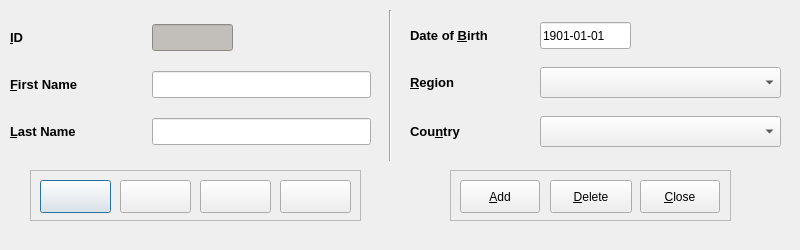
Old version of the form code/pyqt/gui/referee_entry.ui in the repository soccermetrics/marcotti-desktop.
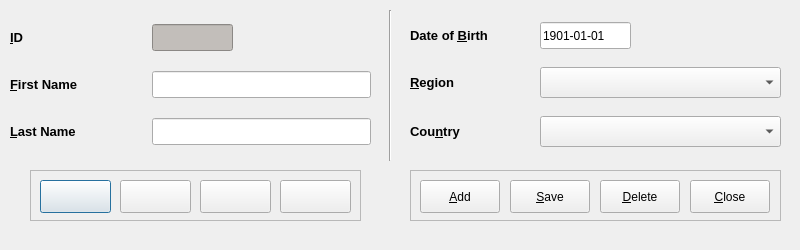
New version of the form. Icons and pictures are not drawn.

Commit message: Added Save button to UIs, rebuilt autocoded Python files (#13)

```diff
--- a/code/pyqt/gui/referee_entry.ui
+++ b/code/pyqt/gui/referee_entry.ui
@@ -163,73 +163,6 @@
     </property>
    </widget>
   </widget>
-  <widget class="QFrame" name="frame">
-   <property name="geometry">
-    <rect>
-     <x>450</x>
-     <y>170</y>
-     <width>281</width>
-     <height>51</height>
-    </rect>
-   </property>
-   <property name="frameShape">
-    <enum>QFrame::StyledPanel</enum>
-   </property>
-   <property name="frameShadow">
-    <enum>QFrame::Raised</enum>
-   </property>
-   <widget class="QPushButton" name="addEntry">
-    <property name="geometry">
-     <rect>
-      <x>10</x>
-      <y>10</y>
-      <width>80</width>
-      <height>33</height>
-     </rect>
-    </property>
-    <property name="text">
-     <string>&amp;Add</string>
-    </property>
-    <property name="icon">
-     <iconset resource="fmrd_resources.qrc">
-      <normaloff>:/images/add.png</normaloff>:/images/add.png</iconset>
-    </property>
-   </widget>
-   <widget class="QPushButton" name="deleteEntry">
-    <property name="geometry">
-     <rect>
-      <x>100</x>
-      <y>10</y>
-      <width>82</width>
-      <height>33</height>
-     </rect>
-    </property>
-    <property name="text">
-     <string>&amp;Delete</string>
-    </property>
-    <property name="icon">
-     <iconset resource="fmrd_resources.qrc">
-      <normaloff>:/images/delete.png</normaloff>:/images/delete.png</iconset>
-    </property>
-   </widget>
-   <widget class="QPushButton" name="closeButton">
-    <property name="geometry">
-     <rect>
-      <x>190</x>
-      <y>10</y>
-      <width>80</width>
-      <height>33</height>
-     </rect>
-    </property>
-    <property name="text">
-     <string>&amp;Close</string>
-    </property>
-    <property name="icon">
-     <iconset resource="fmrd_resources.qrc">
-      <normaloff>:/images/quit.png</normaloff>:/images/quit.png</iconset>
-    </property>
-   </widget>
-  </widget>
   <widget class="Line" name="line">
    <property name="geometry">
     <rect>
@@ -468,6 +401,156 @@
     </item>
    </layout>
   </widget>
+  <widget class="QFrame" name="frame">
+   <property name="geometry">
+    <rect>
+     <x>410</x>
+     <y>170</y>
+     <width>371</width>
+     <height>51</height>
+    </rect>
+   </property>
+   <property name="frameShape">
+    <enum>QFrame::StyledPanel</enum>
+   </property>
+   <property name="frameShadow">
+    <enum>QFrame::Raised</enum>
+   </property>
+   <widget class="QPushButton" name="addEntry">
+    <property name="geometry">
+     <rect>
+      <x>10</x>
+      <y>10</y>
+      <width>80</width>
+      <height>33</height>
+     </rect>
+    </property>
+    <property name="minimumSize">
+     <size>
+      <width>80</width>
+      <height>33</height>
+     </size>
+    </property>
+    <property name="maximumSize">
+     <size>
+      <width>80</width>
+      <height>33</height>
+     </size>
+    </property>
+    <property name="toolTip">
+     <string>Add Entry</string>
+    </property>
+    <property name="text">
+     <string>&amp;Add</string>
+    </property>
+    <property name="icon">
+     <iconset resource="fmrd_resources.qrc">
+      <normaloff>:/images/add.png</normaloff>:/images/add.png</iconset>
+    </property>
+   </widget>
+   <widget class="QPushButton" name="saveEntry">
+    <property name="geometry">
+     <rect>
+      <x>100</x>
+      <y>10</y>
+      <width>80</width>
+      <height>33</height>
+     </rect>
+    </property>
+    <property name="minimumSize">
+     <size>
+      <width>80</width>
+      <height>33</height>
+     </size>
+    </property>
+    <property name="maximumSize">
+     <size>
+      <width>80</width>
+      <height>33</height>
+     </size>
+    </property>
+    <property name="toolTip">
+     <string>Delete Entry</string>
+    </property>
+    <property name="text">
+     <string>&amp;Save</string>
+    </property>
+    <property name="icon">
+     <iconset resource="fmrd_resources.qrc">
+      <normaloff>:/images/save.png</normaloff>:/images/save.png</iconset>
+    </property>
+   </widget>
+   <widget class="QPushButton" name="deleteEntry">
+    <property name="geometry">
+     <rect>
+      <x>190</x>
+      <y>10</y>
+      <width>80</width>
+      <height>33</height>
+     </rect>
+    </property>
+    <property name="minimumSize">
+     <size>
+      <width>80</width>
+      <height>33</height>
+     </size>
+    </property>
+    <property name="maximumSize">
+     <size>
+      <width>80</width>
+      <height>33</height>
+     </size>
+    </property>
+    <property name="toolTip">
+     <string>Delete Entry</string>
+    </property>
+    <property name="text">
+     <string>&amp;Delete</string>
+    </property>
+    <property name="icon">
+     <iconset resource="fmrd_resources.qrc">
+      <normaloff>:/images/delete.png</normaloff>:/images/delete.png</iconset>
+    </property>
+   </widget>
+   <widget class="QPushButton" name="closeButton">
+    <property name="geometry">
+     <rect>
+      <x>280</x>
+      <y>10</y>
+      <width>80</width>
+      <height>33</height>
+     </rect>
+    </property>
+    <property name="minimumSize">
+     <size>
+      <width>80</width>
+      <height>33</height>
+     </size>
+    </property>
+    <property name="maximumSize">
+     <size>
+      <width>80</width>
+      <height>33</height>
+     </size>
+    </property>
+    <property name="toolTip">
+     <string>Close Entry</string>
+    </property>
+    <property name="text">
+     <string>&amp;Close</string>
+    </property>
+    <property name="icon">
+     <iconset resource="fmrd_resources.qrc">
+      <normaloff>:/images/quit.png</normaloff>:/images/quit.png</iconset>
+    </property>
+    <property name="iconSize">
+     <size>
+      <width>16</width>
+      <height>16</height>
+     </size>
+    </property>
+   </widget>
+  </widget>
  </widget>
  <resources>
   <include location="fmrd_resources.qrc"/>
```
The commit also changes 52 other files.
